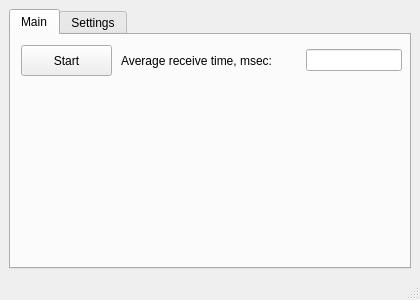
Rukakuka/Serializer, file mainwindow.ui: the form before one commit.
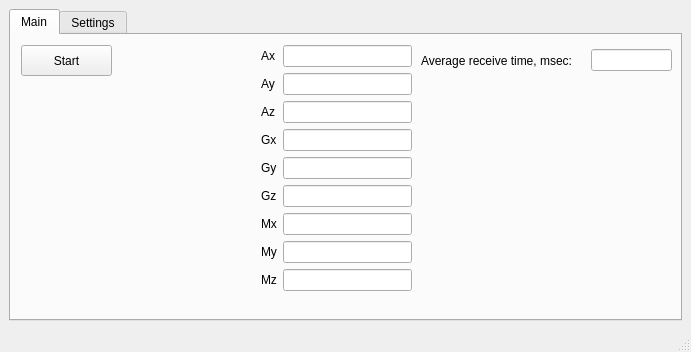
The form after the commit.

Patch:
```diff
--- a/mainwindow.ui
+++ b/mainwindow.ui
@@ -6,8 +6,8 @@
    <rect>
     <x>0</x>
     <y>0</y>
-    <width>420</width>
-    <height>300</height>
+    <width>691</width>
+    <height>352</height>
    </rect>
   </property>
   <property name="windowTitle">
@@ -30,15 +30,15 @@
        <widget class="QWidget" name="horizontalLayoutWidget">
         <property name="geometry">
          <rect>
-          <x>110</x>
+          <x>410</x>
           <y>10</y>
-          <width>281</width>
+          <width>251</width>
           <height>31</height>
          </rect>
         </property>
         <layout class="QHBoxLayout" name="horizontalLayout_2">
          <item>
-          <widget class="QLabel" name="label_2">
+          <widget class="QLabel" name="labelAverageTime">
            <property name="text">
             <string>Average receive time, msec:</string>
            </property>
@@ -75,6 +75,108 @@
          <string>Start</string>
         </property>
        </widget>
+       <widget class="QWidget" name="gridLayoutWidget">
+        <property name="geometry">
+         <rect>
+          <x>250</x>
+          <y>10</y>
+          <width>151</width>
+          <height>248</height>
+         </rect>
+        </property>
+        <layout class="QGridLayout" name="gridLayout">
+         <item row="7" column="1">
+          <widget class="QLineEdit" name="lineEditMy"/>
+         </item>
+         <item row="5" column="1">
+          <widget class="QLineEdit" name="lineEditGz"/>
+         </item>
+         <item row="3" column="0">
+          <widget class="QLabel" name="label_5">
+           <property name="text">
+            <string>Gx</string>
+           </property>
+          </widget>
+         </item>
+         <item row="5" column="0">
+          <widget class="QLabel" name="label_7">
+           <property name="text">
+            <string>Gz</string>
+           </property>
+          </widget>
+         </item>
+         <item row="4" column="0">
+          <widget class="QLabel" name="label_6">
+           <property name="text">
+            <string>Gy</string>
+           </property>
+          </widget>
+         </item>
+         <item row="2" column="0">
+          <widget class="QLabel" name="label_4">
+           <property name="text">
+            <string>Az</string>
+           </property>
+          </widget>
+         </item>
+         <item row="1" column="0">
+          <widget class="QLabel" name="label_3">
+           <property name="text">
+            <string>Ay</string>
+           </property>
+          </widget>
+         </item>
+         <item row="6" column="1">
+          <widget class="QLineEdit" name="lineEditMx"/>
+         </item>
+         <item row="0" column="0">
+          <widget class="QLabel" name="label_2">
+           <property name="text">
+            <string>Ax</string>
+           </property>
+          </widget>
+         </item>
+         <item row="3" column="1">
+          <widget class="QLineEdit" name="lineEditGx"/>
+         </item>
+         <item row="6" column="0">
+          <widget class="QLabel" name="label_8">
+           <property name="text">
+            <string>Mx</string>
+           </property>
+          </widget>
+         </item>
+         <item row="0" column="1">
+          <widget class="QLineEdit" name="lineEditAx"/>
+         </item>
+         <item row="2" column="1">
+          <widget class="QLineEdit" name="lineEditAz"/>
+         </item>
+         <item row="1" column="1">
+          <widget class="QLineEdit" name="lineEditAy"/>
+         </item>
+         <item row="4" column="1">
+          <widget class="QLineEdit" name="lineEditGy"/>
+         </item>
+         <item row="8" column="1">
+          <widget class="QLineEdit" name="lineEditMz"/>
+         </item>
+         <item row="7" column="0">
+          <widget class="QLabel" name="label_9">
+           <property name="text">
+            <string>My</string>
+           </property>
+          </widget>
+         </item>
+         <item row="8" column="0">
+          <widget class="QLabel" name="label_10">
+           <property name="text">
+            <string>Mz</string>
+           </property>
+          </widget>
+         </item>
+        </layout>
+       </widget>
       </widget>
       <widget class="QWidget" name="settings">
        <attribute name="title">
```
Left out of the diff: 6 changed lines with no effect on the pictures.
